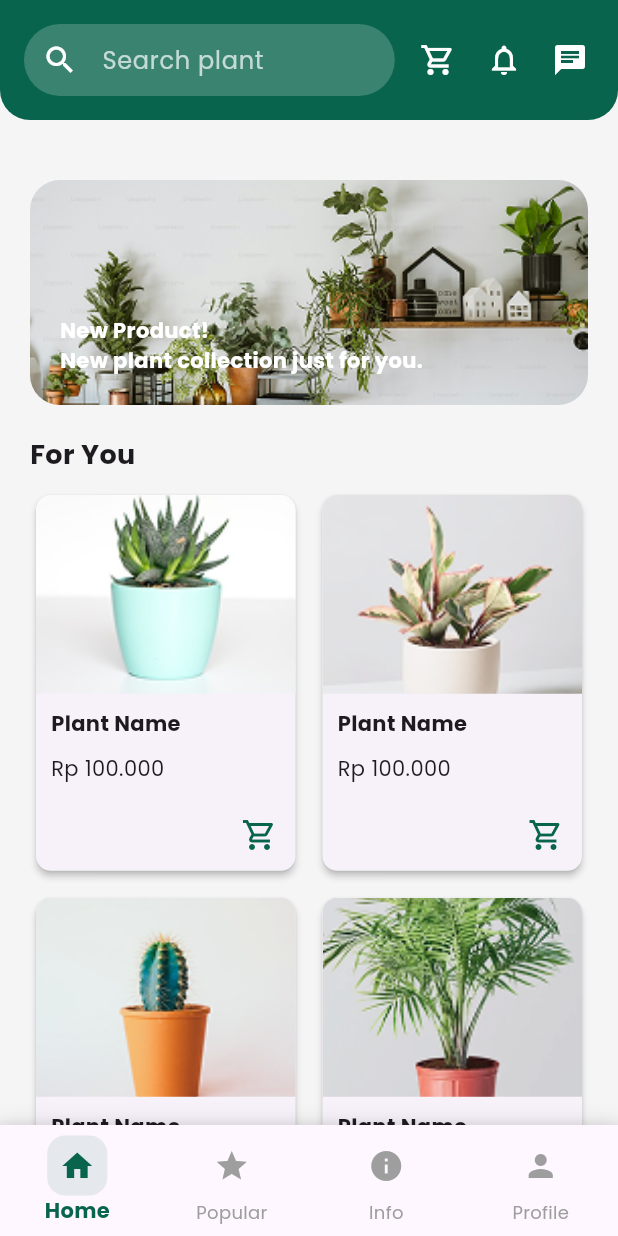
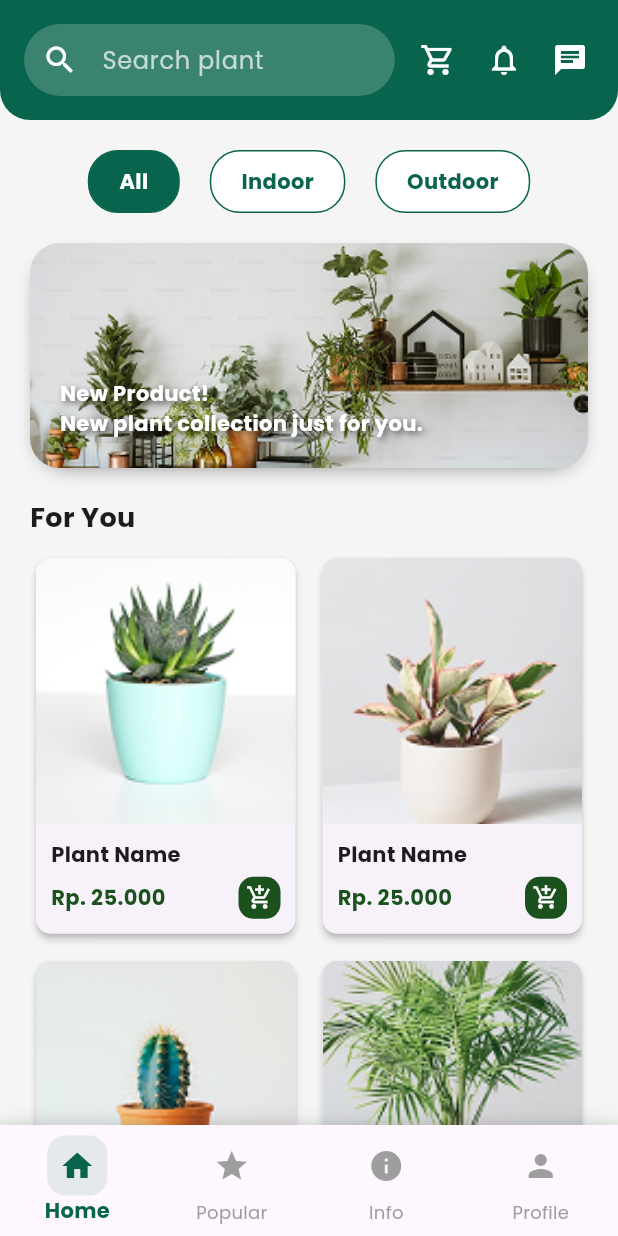
Before and after one commit to Rifaiiii04/hijauloka-MobileApp, a Flutter app: the screen it shows after launch, after a tap on "Sign In", on a phone screen of 412 x 824 dp. Run offline on Flutter 3.47's test engine with Material 3 defaults, Android fonts, the phone set to English and light mode, and no system bars.

Commit message:
add category

```diff
--- a/lib/main.dart
+++ b/lib/main.dart
@@ -13,7 +13,7 @@ class MyApp extends StatelessWidget {
     return MaterialApp(
       debugShowCheckedModeBanner: false,
       theme: ThemeData(
-        fontFamily: "Poppins", // Tambahin font Poppins di sini
+        fontFamily: "Poppins",
         textTheme: const TextTheme(
           bodyLarge: TextStyle(fontFamily: "Poppins"),
           bodyMedium: TextStyle(fontFamily: "Poppins"),
--- a/lib/screens/home_screen.dart
+++ b/lib/screens/home_screen.dart
@@ -1,4 +1,7 @@
 import 'package:flutter/material.dart';
+import '../widgets/custom_app_bar.dart';
+import '../widgets/category_filter.dart';
+import '../widgets/banner.dart';
 
 class HomeScreen extends StatefulWidget {
   const HomeScreen({super.key});
@@ -10,6 +13,7 @@ class HomeScreen extends StatefulWidget {
 class _HomeScreenState extends State<HomeScreen> {
   final FocusNode _searchFocusNode = FocusNode();
   bool _isSearchActive = false;
+  String _selectedCategory = "All";
 
   @override
   void initState() {
@@ -30,34 +34,29 @@ class _HomeScreenState extends State<HomeScreen> {
     });
   }
 
+  void _setCategory(String category) {
+    setState(() {
+      _selectedCategory = category;
+    });
+  }
+
   @override
   Widget build(BuildContext context) {
     return Scaffold(
       backgroundColor: Colors.grey[100],
-      appBar: AppBar(
-        toolbarHeight: 80,
-        backgroundColor: const Color(0xFF08644C),
-        elevation: 0,
-        shape: const RoundedRectangleBorder(
-          borderRadius: BorderRadius.vertical(bottom: Radius.circular(20)),
-        ), // Fixed: Added closing parenthesis here
-        title: _buildSearchBar(),
-        actions: _isSearchActive
-            ? null
-            : const [
-                Icon(Icons.shopping_cart_outlined, color: Colors.white),
-                SizedBox(width: 20),
-                Icon(Icons.notifications_none, color: Colors.white),
-                SizedBox(width: 20),
-                Icon(Icons.chat, color: Colors.white),
-                SizedBox(width: 20),
-              ],
+      appBar: CustomAppBar(
+        searchFocusNode: _searchFocusNode,
+        isSearchActive: _isSearchActive,
       ),
       body: ListView(
         padding: const EdgeInsets.all(20),
         children: [
+          CategoryFilter(
+            selectedCategory: _selectedCategory,
+            onCategorySelected: _setCategory,
+          ),
           const SizedBox(height: 20),
-          _buildBanner(),
+          const BannerWidget(),
           const SizedBox(height: 20),
           const Text(
             "For You",
@@ -70,64 +69,6 @@ class _HomeScreenState extends State<HomeScreen> {
           const SizedBox(height: 10),
           _buildPlantList(),
         ],
-      ),
-    );
-  }
-
-  Widget _buildSearchBar() {
-    return AnimatedContainer(
-      duration: const Duration(milliseconds: 300),
-      width: _isSearchActive
-          ? MediaQuery.of(context).size.width * 1
-          : MediaQuery.of(context).size.width * 0.6,
-      child: TextField(
-        focusNode: _searchFocusNode,
-        style: const TextStyle(fontFamily: "Poppins", color: Colors.white),
-        decoration: InputDecoration(
-          prefixIcon: const Icon(Icons.search, color: Colors.white),
-          suffixIcon: _isSearchActive
-              ? IconButton(
-                  icon: const Icon(Icons.close, color: Colors.white),
-                  onPressed: () => _searchFocusNode.unfocus(),
-                )
-              : null,
-          hintText: "Search plant",
-          hintStyle: const TextStyle(fontFamily: "Poppins", color: Colors.white70),
-          filled: true,
-          fillColor: Colors.white.withOpacity(0.2),
-          border: OutlineInputBorder(
-            borderRadius: BorderRadius.circular(30),
-            borderSide: BorderSide.none,
-          ),
-          contentPadding: const EdgeInsets.symmetric(vertical: 10, horizontal: 20),
-        ),
-      ),
-    );
-  }
-
-  Widget _buildBanner() {
-    return Container(
-      height: 150,
-      decoration: BoxDecoration(
-        borderRadius: BorderRadius.circular(20),
-        image: const DecorationImage(
-          image: AssetImage("assets/banner.png"),
-          fit: BoxFit.cover,
-        ),
-      ),
-      child: const Align(
-        alignment: Alignment.bottomLeft,
-        child: Padding(
-          padding: EdgeInsets.all(20),
-          child: Text(
-            "New Product!\nNew plant collection just for you.",
-            style: TextStyle(
-              fontFamily: "Poppins",
-              color: Colors.white,
-              fontWeight: FontWeight.bold,
-            ),
-          ),
-        ),
       ),
     );
   }
@@ -155,9 +96,8 @@ class _HomeScreenState extends State<HomeScreen> {
               Expanded(
                 child: Container(
                   decoration: BoxDecoration(
-                    borderRadius: const BorderRadius.vertical(
-                      top: Radius.circular(10),
-                    ),
+                    borderRadius:
+                        const BorderRadius.vertical(top: Radius.circular(10)),
                     image: DecorationImage(
                       image: AssetImage("assets/plant${index + 1}.png"),
                       fit: BoxFit.cover,
@@ -165,32 +105,45 @@ class _HomeScreenState extends State<HomeScreen> {
                   ),
                 ),
               ),
-              const Padding(
-                padding: EdgeInsets.all(10),
-                child: Text(
+              Padding(
+                padding: const EdgeInsets.all(10),
+                child: Column(
+                  crossAxisAlignment: CrossAxisAlignment.start,
+                  children: [
+                    const Text(
                       "Plant Name",
                       style: TextStyle(
                         fontFamily: "Poppins",
                         fontWeight: FontWeight.bold,
                       ),
                     ),
-              ),
-              const Padding(
-                padding: EdgeInsets.symmetric(horizontal: 10),
-                child: Text(
-                  "Rp 100.000",
-                  style: TextStyle(fontFamily: "Poppins"),
+                    const SizedBox(height: 5),
+                    Row(
+                      mainAxisAlignment: MainAxisAlignment.spaceBetween,
+                      children: [
+                        const Text(
+                          "Rp. 25.000",
+                          style: TextStyle(
+                            fontFamily: "Poppins",
+                            color: const Color.fromARGB(255, 27, 81, 29),
+                            fontWeight: FontWeight.bold,
                           ),
                         ),
-              const SizedBox(height: 10),
-              Align(
-                alignment: Alignment.centerRight,
-                child: IconButton(
-                  onPressed: () {},
-                  icon: const Icon(
-                    Icons.shopping_cart_outlined,
-                    color: Color(0xFF08644C),
+                        Container(
+                          padding: const EdgeInsets.all(5),
+                          decoration: BoxDecoration(
+                            color: const Color.fromARGB(255, 27, 81, 29),
+                            borderRadius: BorderRadius.circular(10),
                           ),
+                          child: const Icon(
+                            Icons.add_shopping_cart,
+                            color: Colors.white,
+                            size: 18,
+                          ),
+                        ),
+                      ],
+                    ),
+                  ],
                 ),
               ),
             ],
--- a/lib/screens/login_screen.dart
+++ b/lib/screens/login_screen.dart
@@ -1,6 +1,6 @@
 import 'package:flutter/material.dart';
 import 'register_screen.dart';
-import 'main_screen.dart';
+import '../widgets/custom_bottom_bar.dart';
 
 class LoginScreen extends StatelessWidget {
   const LoginScreen({super.key});
@@ -27,7 +27,9 @@ class LoginScreen extends StatelessWidget {
                     Text(
                       "Welcome to",
                       style: TextStyle(
-                          fontSize: 20, fontWeight: FontWeight.w500, fontFamily: "Poppins"),
+                          fontSize: 20,
+                          fontWeight: FontWeight.w500,
+                          fontFamily: "Poppins"),
                     ),
                     Text(
                       "PlantNet!",
@@ -61,14 +63,16 @@ class LoginScreen extends StatelessWidget {
                             },
                             activeColor: const Color(0xFF08644C),
                           ),
-                          const Text("Remember Me", style: TextStyle(fontFamily: "Poppins")),
+                          const Text("Remember Me",
+                              style: TextStyle(fontFamily: "Poppins")),
                         ],
                       );
                     },
                   ),
                   const Text(
                     "Forget password?",
-                    style: TextStyle(color: Color(0xFF08644C), fontFamily: "Poppins"),
+                    style: TextStyle(
+                        color: Color(0xFF08644C), fontFamily: "Poppins"),
                   ),
                 ],
               ),
@@ -79,7 +83,7 @@ class LoginScreen extends StatelessWidget {
                     Navigator.pushReplacement(
                       context,
                       MaterialPageRoute(
-                        builder: (context) => const MainScreen(),
+                        builder: (context) => const CustomBottomBar(),
                       ),
                     );
                   },
@@ -93,7 +97,10 @@ class LoginScreen extends StatelessWidget {
                   ),
                   child: const Text(
                     "Sign In",
-                    style: TextStyle(fontSize: 16, color: Colors.white, fontFamily: "Poppins"),
+                    style: TextStyle(
+                        fontSize: 16,
+                        color: Colors.white,
+                        fontFamily: "Poppins"),
                   ),
                 ),
               ),
@@ -124,7 +131,8 @@ class LoginScreen extends StatelessWidget {
                   Expanded(child: Divider(color: Colors.black)),
                   Padding(
                     padding: EdgeInsets.symmetric(horizontal: 10),
-                    child: Text("Or Sign in With", style: TextStyle(fontFamily: "Poppins")),
+                    child: Text("Or Sign in With",
+                        style: TextStyle(fontFamily: "Poppins")),
                   ),
                   Expanded(child: Divider(color: Colors.black)),
                 ],
--- /dev/null
+++ b/lib/widgets/banner.dart
@@ -0,0 +1,48 @@
+import 'package:flutter/material.dart';
+
+class BannerWidget extends StatelessWidget {
+  const BannerWidget({super.key});
+
+  @override
+  Widget build(BuildContext context) {
+    return Container(
+      height: 150,
+      decoration: BoxDecoration(
+        borderRadius: BorderRadius.circular(20),
+        image: const DecorationImage(
+          image: AssetImage("assets/banner.png"),
+          fit: BoxFit.cover,
+        ),
+        boxShadow: [
+          BoxShadow(
+            color: Colors.black.withOpacity(0.4),
+            spreadRadius: -5,
+            blurRadius: 10,
+            offset: const Offset(0, 5),
+          ),
+        ],
+      ),
+      child: Align(
+        alignment: Alignment.bottomLeft,
+        child: Padding(
+          padding: const EdgeInsets.all(20),
+          child: Text(
+            "New Product!\nNew plant collection just for you.",
+            style: TextStyle(
+              fontFamily: "Poppins",
+              color: Colors.white,
+              fontWeight: FontWeight.bold,
+              shadows: [
+                Shadow(
+                  color: Colors.black.withOpacity(0.6),
+                  offset: Offset(2, 2),
+                  blurRadius: 6,
+                ),
+              ],
+            ),
+          ),
+        ),
+      ),
+    );
+  }
+}
--- /dev/null
+++ b/lib/widgets/category_filter.dart
@@ -0,0 +1,46 @@
+import 'package:flutter/material.dart';
+
+class CategoryFilter extends StatelessWidget {
+  final String selectedCategory;
+  final Function(String) onCategorySelected;
+
+  const CategoryFilter({
+    super.key,
+    required this.selectedCategory,
+    required this.onCategorySelected,
+  });
+
+  @override
+  Widget build(BuildContext context) {
+    List<String> categories = ["All", "Indoor", "Outdoor"];
+
+    return Row(
+      mainAxisAlignment: MainAxisAlignment.center,
+      children: categories.map((category) {
+        return GestureDetector(
+          onTap: () => onCategorySelected(category),
+          child: Container(
+            margin: const EdgeInsets.symmetric(horizontal: 10),
+            padding: const EdgeInsets.symmetric(horizontal: 20, vertical: 10),
+            decoration: BoxDecoration(
+              color: selectedCategory == category
+                  ? const Color(0xFF08644C)
+                  : Colors.white,
+              border: Border.all(color: const Color(0xFF08644C)),
+              borderRadius: BorderRadius.circular(20),
+            ),
+            child: Text(
+              category,
+              style: TextStyle(
+                color: selectedCategory == category
+                    ? Colors.white
+                    : const Color(0xFF08644C),
+                fontWeight: FontWeight.bold,
+              ),
+            ),
+          ),
+        );
+      }).toList(),
+    );
+  }
+}
--- /dev/null
+++ b/lib/widgets/custom_app_bar.dart
@@ -0,0 +1,69 @@
+import 'package:flutter/material.dart';
+
+class CustomAppBar extends StatelessWidget implements PreferredSizeWidget {
+  final FocusNode searchFocusNode;
+  final bool isSearchActive;
+
+  const CustomAppBar({
+    super.key,
+    required this.searchFocusNode,
+    required this.isSearchActive,
+  });
+
+  @override
+  Widget build(BuildContext context) {
+    return AppBar(
+      toolbarHeight: 80,
+      backgroundColor: const Color(0xFF08644C),
+      elevation: 0,
+      shape: const RoundedRectangleBorder(
+        borderRadius: BorderRadius.vertical(bottom: Radius.circular(20)),
+      ),
+      title: _buildSearchBar(context),
+      actions: isSearchActive
+          ? null
+          : const [
+              Icon(Icons.shopping_cart_outlined, color: Colors.white),
+              SizedBox(width: 20),
+              Icon(Icons.notifications_none, color: Colors.white),
+              SizedBox(width: 20),
+              Icon(Icons.chat, color: Colors.white),
+              SizedBox(width: 20),
+            ],
+    );
+  }
+
+  Widget _buildSearchBar(BuildContext context) {
+    return AnimatedContainer(
+      duration: const Duration(milliseconds: 300),
+      width: isSearchActive
+          ? MediaQuery.of(context).size.width * 1
+          : MediaQuery.of(context).size.width * 0.6,
+      child: TextField(
+        focusNode: searchFocusNode,
+        style: const TextStyle(fontFamily: "Poppins", color: Colors.white),
+        decoration: InputDecoration(
+          prefixIcon: const Icon(Icons.search, color: Colors.white),
+          suffixIcon: isSearchActive
+              ? IconButton(
+                  icon: const Icon(Icons.close, color: Colors.white),
+                  onPressed: () => searchFocusNode.unfocus(),
+                )
+              : null,
+          hintText: "Search plant",
+          hintStyle: const TextStyle(fontFamily: "Poppins", color: Colors.white70),
+          filled: true,
+          fillColor: Colors.white.withOpacity(0.2),
+          border: OutlineInputBorder(
+            borderRadius: BorderRadius.circular(30),
+            borderSide: BorderSide.none,
+          ),
+          contentPadding: const EdgeInsets.symmetric(vertical: 10, horizontal: 20),
+        ),
+      ),
+    );
+  }
+
+  @override
+  Size get preferredSize => const Size.fromHeight(80);
+}
--- a/lib/screens/main_screen.dart
+++ b/lib/widgets/custom_bottom_bar.dart
@@ -1,15 +1,15 @@
 import 'package:flutter/material.dart';
-import 'home_screen.dart';
-import 'profile_screen.dart';
+import '../screens/home_screen.dart';
+import '../screens/profile_screen.dart';
 
-class MainScreen extends StatefulWidget {
-  const MainScreen({super.key});
+class CustomBottomBar extends StatefulWidget {
+  const CustomBottomBar({super.key});
 
   @override
-  State<MainScreen> createState() => _MainScreenState();
+  State<CustomBottomBar> createState() => _CustomBottomBarState();
 }
 
-class _MainScreenState extends State<MainScreen> {
+class _CustomBottomBarState extends State<CustomBottomBar> {
   int _currentIndex = 0;
 
   final List<Widget> _screens = [
```
Also changed, not shown: pubspec.lock. Lines whose indentation alone changed are shown as unchanged.
